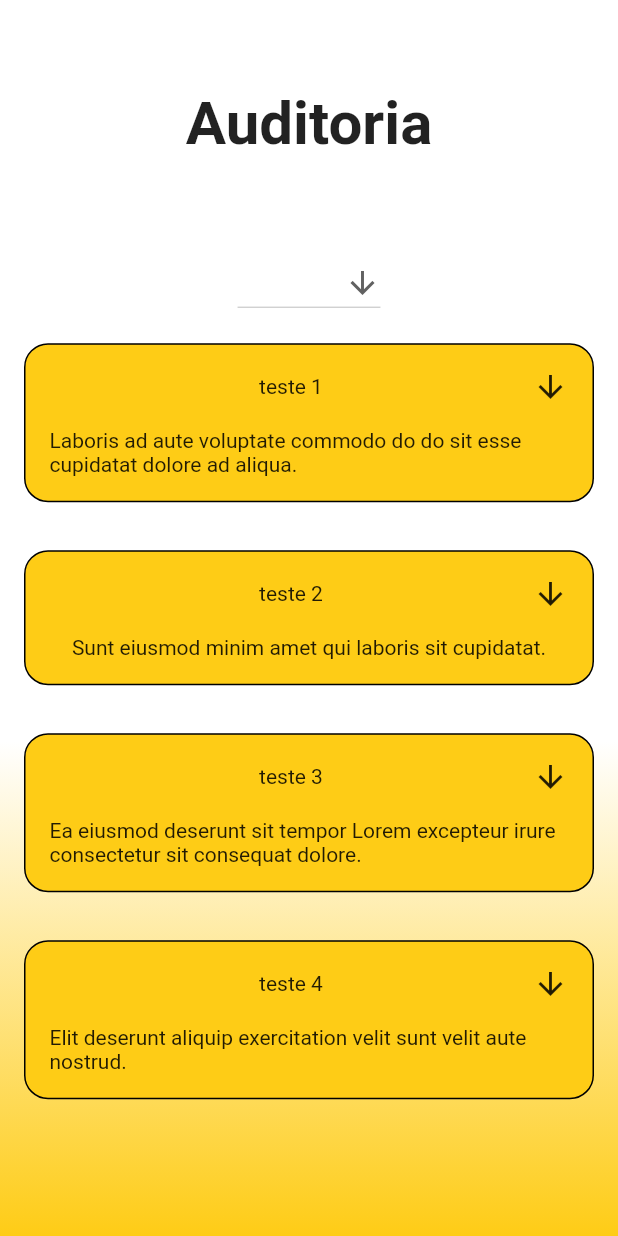
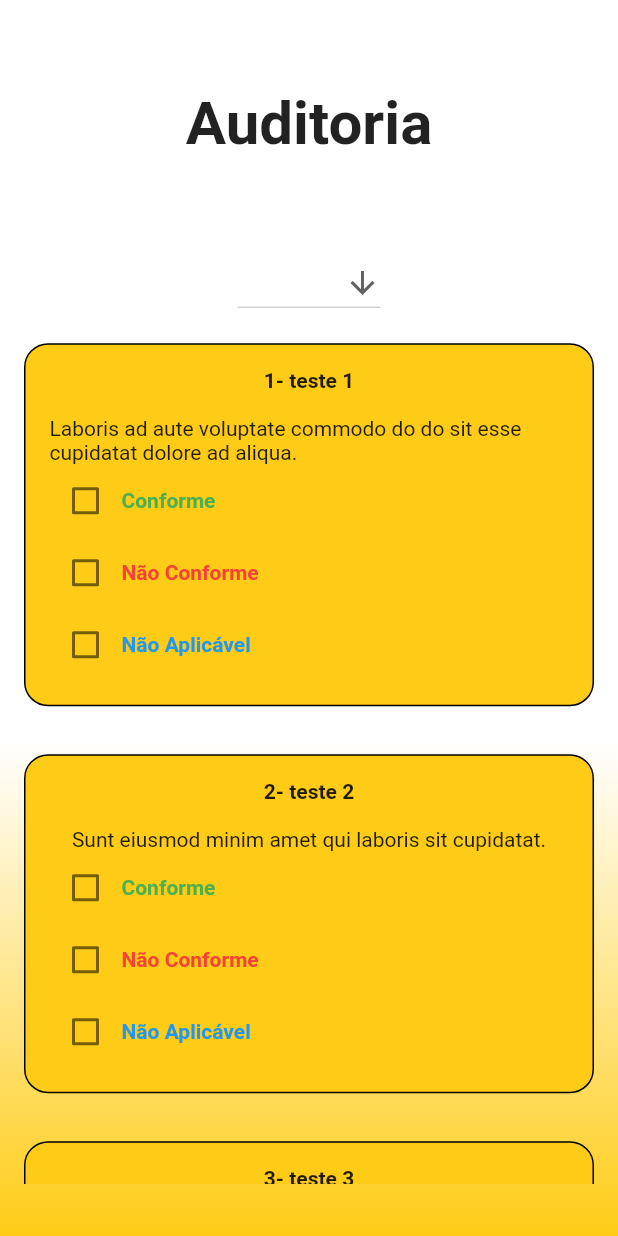
Before and after one commit to AdrielGraminho/epi_splenda, a Flutter app: the AuditScreen widget shown alone on an empty page, opened directly, on a phone screen of 412 x 824 dp. Run offline on Flutter 3.47's test engine with Material 2 defaults, Android fonts, the phone set to English and light mode, and no system bars; our stand-ins replace table_calendar.

Commit message:
add checkbox in list

```diff
--- a/lib/screens/audit_screen.dart
+++ b/lib/screens/audit_screen.dart
@@ -46,6 +46,9 @@ class _AuditScreenState extends State<AuditScreen> {
 
   String dropDownValue = '';
   String dropDownItem = '';
+  List<int> isAproved = [];
+  List<int> isReproved = [];
+  List<int> isNotAplicable = [];
 
   @override
   Widget build(BuildContext context) {
@@ -83,39 +86,101 @@ class _AuditScreenState extends State<AuditScreen> {
               String title = mock.elementAt(index)['item']['title'].toString();
               String description =
                   mock.elementAt(index)['item']['description'].toString();
+              int id = mock.elementAt(index)['id'];
               return Container(
                 padding: const EdgeInsets.all(16.0),
                 width: MediaQuery.of(context).size.width,
                 child: Container(
                   padding: const EdgeInsets.all(8),
-                  decoration: const BoxDecoration(
-                      border: Border(
-                        top: BorderSide(width: 1.0, color: Colors.black),
-                        left: BorderSide(width: 1.0, color: Colors.black),
-                        right: BorderSide(width: 1.0, color: Colors.black),
-                        bottom: BorderSide(width: 1.0, color: Colors.black),
-                      ),
-                      borderRadius: BorderRadius.all(Radius.circular(16)),
-                      color: Color.fromARGB(255, 254, 204, 22)),
+                  decoration: BoxDecoration(
+                      border: Border.all(color: Colors.black),
+                      borderRadius: const BorderRadius.all(Radius.circular(16)),
+                      color: const Color.fromARGB(255, 254, 204, 22)),
                   child: Container(
                     child: Column(children: [
                       Padding(
                         padding: const EdgeInsets.only(bottom: 16),
-                        child: Row(
-                          mainAxisAlignment: MainAxisAlignment.end,
-                          children: [
-                            Expanded(
-                                child: Row(
-                              mainAxisAlignment: MainAxisAlignment.center,
-                              children: [
-                                Text(title),
-                              ],
+                        child: Text(id.toString() + '- ' + title,
+                            style: const TextStyle(
+                              fontWeight: FontWeight.bold,
                             )),
-                            const Icon(Icons.arrow_downward),
-                          ],
-                        ),
                       ),
                       Text(description),
+                      Row(
+                        mainAxisAlignment: MainAxisAlignment.start,
+                        children: [
+                          Checkbox(
+                              checkColor: Colors.green,
+                              value: isAproved.contains(id),
+                              onChanged: (val) {
+                                setState(() {
+                                  if (isAproved.contains(id)) {
+                                    isAproved.remove(id);
+                                  } else {
+                                    isAproved.add(id);
+                                    isReproved.remove(id);
+                                    isNotAplicable.remove(id);
+                                  }
+                                });
+                              }),
+                          const Text(
+                            'Conforme',
+                            style: TextStyle(
+                                color: Colors.green,
+                                fontWeight: FontWeight.bold),
+                          )
+                        ],
+                      ),
+                      Row(
+                        mainAxisAlignment: MainAxisAlignment.start,
+                        children: [
+                          Checkbox(
+                              checkColor: Colors.red,
+                              value: isReproved.contains(id),
+                              onChanged: (val) {
+                                setState(() {
+                                  if (isReproved.contains(id)) {
+                                    isReproved.remove(id);
+                                  } else {
+                                    isReproved.add(id);
+                                    isAproved.remove(id);
+                                    isNotAplicable.remove(id);
+                                  }
+                                });
+                              }),
+                          const Text(
+                            'Não Conforme',
+                            style: TextStyle(
+                                color: Colors.red, fontWeight: FontWeight.bold),
+                          )
+                        ],
+                      ),
+                      Row(
+                        mainAxisAlignment: MainAxisAlignment.start,
+                        children: [
+                          Checkbox(
+                              checkColor: Colors.blue,
+                              value: isNotAplicable.contains(id),
+                              onChanged: (val) {
+                                setState(() {
+                                  if (isNotAplicable.contains(id)) {
+                                    isNotAplicable.remove(id);
+                                  } else {
+                                    isNotAplicable.add(id);
+
+                                    isReproved.remove(id);
+                                    isAproved.remove(id);
+                                  }
+                                });
+                              }),
+                          const Text(
+                            'Não Aplicável',
+                            style: TextStyle(
+                                color: Colors.blue,
+                                fontWeight: FontWeight.bold),
+                          )
+                        ],
+                      )
                     ]),
                     padding: const EdgeInsets.all(8),
                   ),
```
